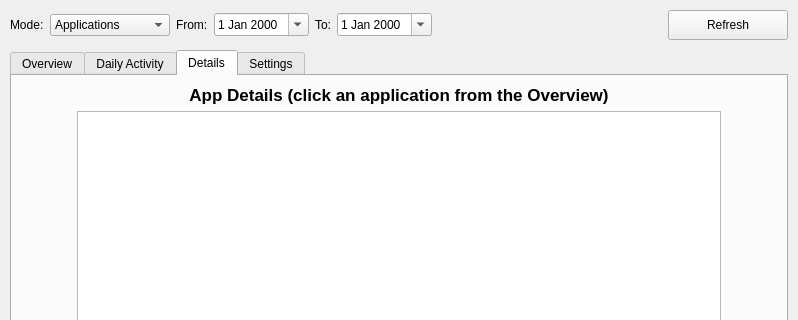
The window that src/ActivityDashboard.ui (Kvazarus/Activity_Insight) describes before a commit, drawn with Qt 5; both pictures show x 0 to 798 and y 0 to 320 of the 798 by 694 pixel window.
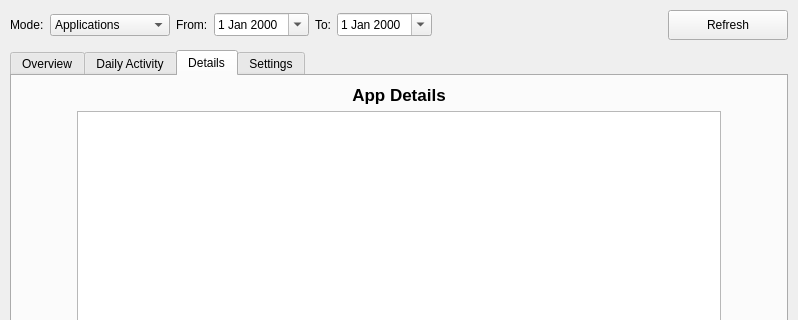
The same window after the commit. The open tabs and pages were chosen to show the change. Custom widgets are drawn as their Qt base class.

Commit message: added categories overview

The edit to the form file:
```diff
--- a/src/ActivityDashboard.ui
+++ b/src/ActivityDashboard.ui
@@ -317,7 +317,7 @@
            </font>
           </property>
           <property name="text">
-           <string>App Details (click an application from the Overview)</string>
+           <string>App Details</string>
           </property>
           <property name="alignment">
            <set>Qt::AlignmentFlag::AlignCenter</set>
```
The commit also changes 7 other files.
